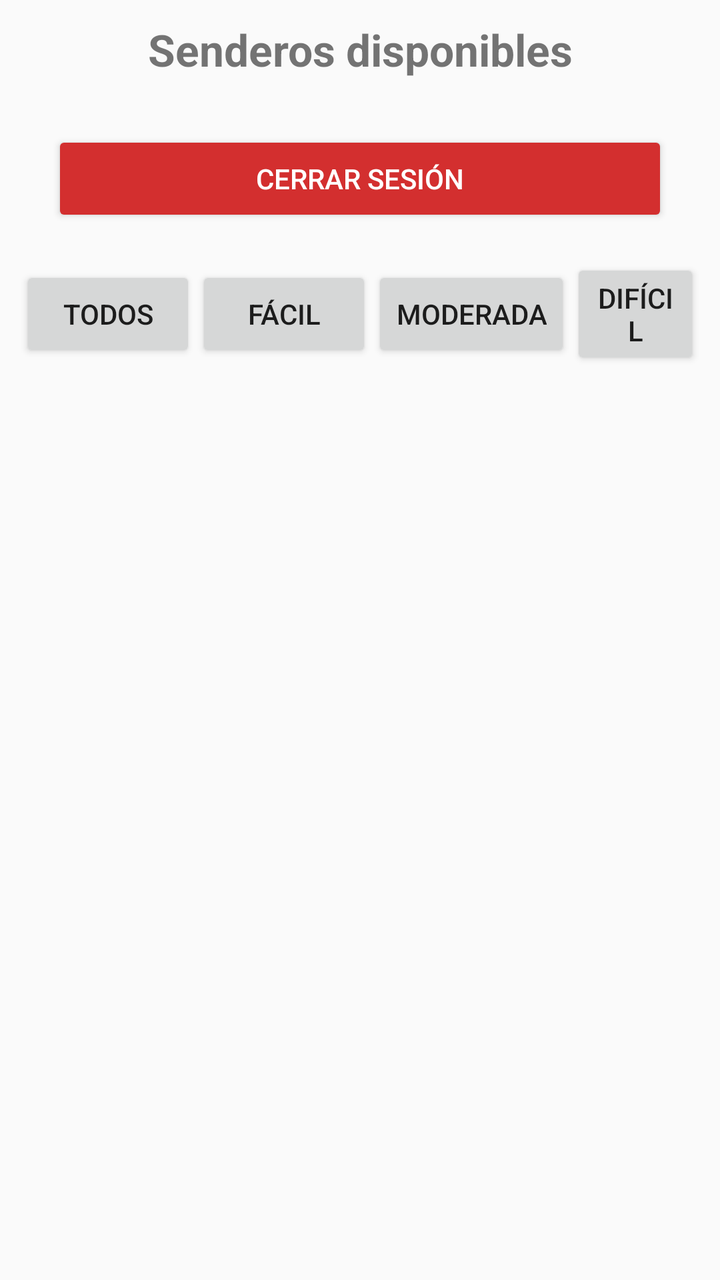
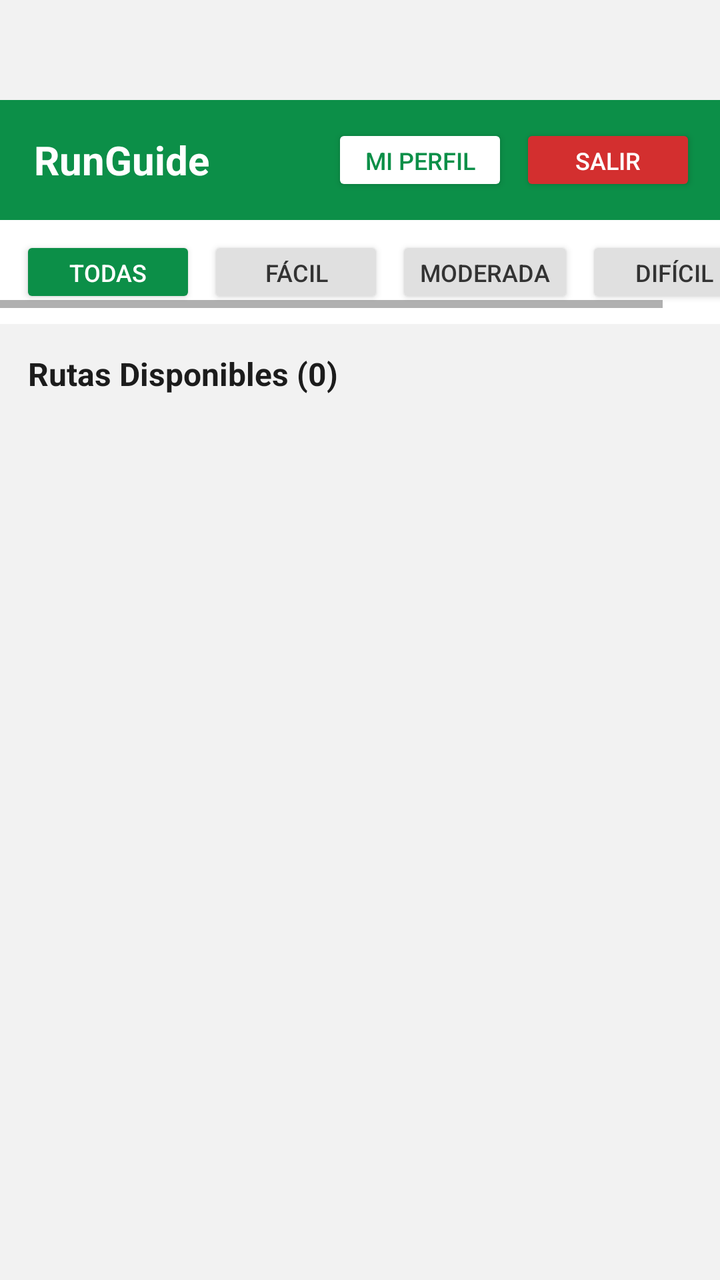

Screens rendered from an Android XML layout before and after an edit, with the pre-edit source and the edit as a unified diff.
<!-- AndroidManifest.xml: application theme Theme.AppCompat.Light.NoActionBar -->
<!-- res/layout/activity_senderos.xml -->
<?xml version="1.0" encoding="utf-8"?>
<LinearLayout xmlns:android="http://schemas.android.com/apk/res/android"
    xmlns:tools="http://schemas.android.com/tools"
    android:layout_width="match_parent"
    android:layout_height="match_parent"
    android:orientation="vertical"
    android:padding="10dp"
    tools:context=".SenderosActivity">

    <TextView
        android:layout_width="match_parent"
        android:layout_height="wrap_content"
        android:text="Senderos disponibles"
        android:textSize="22sp"
        android:textStyle="bold"
        android:paddingBottom="10dp"
        android:textAlignment="center"/>

    

    <Button
        android:id="@+id/btnLogout"
        android:layout_width="match_parent"
        android:layout_height="wrap_content"
        android:layout_margin="16dp"
        android:backgroundTint="#D32F2F"
        android:text="Cerrar sesión"
        android:textColor="#FFFFFF" />

    <LinearLayout
        android:layout_width="match_parent"
        android:layout_height="wrap_content"
        android:orientation="horizontal"
        android:gravity="center"
        android:paddingBottom="10dp">

        <Button
            android:id="@+id/btnTodos"
            android:layout_width="wrap_content"
            android:layout_height="wrap_content"
            android:text="Todos"/>

        <Button
            android:id="@+id/btnFacil"
            android:layout_width="wrap_content"
            android:layout_height="wrap_content"
            android:text="Fácil"/>

        <Button
            android:id="@+id/btnModerado"
            android:layout_width="wrap_content"
            android:layout_height="wrap_content"
            android:text="Moderada"/>

        <Button
            android:id="@+id/btnDificil"
            android:layout_width="wrap_content"
            android:layout_height="wrap_content"
            android:text="Difícil"/>

    </LinearLayout>

    <androidx.recyclerview.widget.RecyclerView
        android:id="@+id/recyclerSenderos"
        android:layout_width="match_parent"
        android:layout_height="match_parent"/>

</LinearLayout>
<!-- resources referenced by this layout -->
<resources>

</resources>

<!-- the commit's change to res/layout/activity_senderos.xml (unified diff, before → after) -->
@@ -1,68 +1,122 @@
 <?xml version="1.0" encoding="utf-8"?>
 <LinearLayout xmlns:android="http://schemas.android.com/apk/res/android"
-    xmlns:tools="http://schemas.android.com/tools"
     android:layout_width="match_parent"
     android:layout_height="match_parent"
     android:orientation="vertical"
-    android:padding="10dp"
-    tools:context=".SenderosActivity">
-
-    <TextView
-        android:layout_width="match_parent"
-        android:layout_height="wrap_content"
-        android:text="Senderos disponibles"
-        android:textSize="22sp"
-        android:textStyle="bold"
-        android:paddingBottom="10dp"
-        android:textAlignment="center"/>
+    android:background="#F2F2F2">
 
     
-
-    <Button
-        android:id="@+id/btnLogout"
-        android:layout_width="match_parent"
-        android:layout_height="wrap_content"
-        android:layout_margin="16dp"
-        android:backgroundTint="#D32F2F"
-        android:text="Cerrar sesión"
-        android:textColor="#FFFFFF" />
-
     <LinearLayout
         android:layout_width="match_parent"
         android:layout_height="wrap_content"
         android:orientation="horizontal"
-        android:gravity="center"
-        android:paddingBottom="10dp">
+        android:background="#0C8F48"
+        android:padding="12dp"
+        android:gravity="center_vertical"
+        android:layout_marginTop="50dp">
+
+        <TextView
+            android:layout_width="0dp"
+            android:layout_weight="1"
+            android:layout_height="wrap_content"
+            android:text=" RunGuide"
+            android:textSize="20sp"
+            android:textStyle="bold"
+            android:textColor="#FFFFFF" />
 
         <Button
-            android:id="@+id/btnTodos"
+            android:id="@+id/btnDashboard"
             android:layout_width="wrap_content"
-            android:layout_height="wrap_content"
-            android:text="Todos"/>
+            android:layout_height="36dp"
+            android:text="Mi perfil"
+            android:textSize="12sp"
+            android:backgroundTint="#FFFFFF"
+            android:textColor="#0C8F48"
+            android:layout_marginEnd="6dp"/>
 
         <Button
-            android:id="@+id/btnFacil"
+            android:id="@+id/btnLogout"
             android:layout_width="wrap_content"
-            android:layout_height="wrap_content"
-            android:text="Fácil"/>
-
-        <Button
-            android:id="@+id/btnModerado"
-            android:layout_width="wrap_content"
-            android:layout_height="wrap_content"
-            android:text="Moderada"/>
-
-        <Button
-            android:id="@+id/btnDificil"
-            android:layout_width="wrap_content"
-            android:layout_height="wrap_content"
-            android:text="Difícil"/>
+            android:layout_height="36dp"
+            android:text="Salir"
+            android:textSize="12sp"
+            android:backgroundTint="#D32F2F"
+            android:textColor="#FFFFFF" />
 
     </LinearLayout>
 
+    
+    <HorizontalScrollView
+        android:layout_width="match_parent"
+        android:layout_height="wrap_content"
+        android:background="#FFFFFF"
+        android:paddingTop="8dp"
+        android:paddingBottom="8dp">
+
+        <LinearLayout
+            android:layout_width="wrap_content"
+            android:layout_height="wrap_content"
+            android:orientation="horizontal"
+            android:paddingStart="10dp"
+            android:paddingEnd="10dp">
+
+            <Button
+                android:id="@+id/btnTodos"
+                android:layout_width="wrap_content"
+                android:layout_height="36dp"
+                android:text="Todas"
+                android:textSize="12sp"
+                android:backgroundTint="#0C8F48"
+                android:textColor="#FFFFFF"
+                android:layout_marginEnd="6dp"/>
+
+            <Button
+                android:id="@+id/btnFacil"
+                android:layout_width="wrap_content"
+                android:layout_height="36dp"
+                android:text="Fácil"
+                android:textSize="12sp"
+                android:backgroundTint="#E0E0E0"
+                android:textColor="#333333"
+                android:layout_marginEnd="6dp"/>
+
+            <Button
+                android:id="@+id/btnModerado"
+                android:layout_width="wrap_content"
+                android:layout_height="36dp"
+                android:text="Moderada"
+                android:textSize="12sp"
+                android:backgroundTint="#E0E0E0"
+                android:textColor="#333333"
+                android:layout_marginEnd="6dp"/>
+
+            <Button
+                android:id="@+id/btnDificil"
+                android:layout_width="wrap_content"
+                android:layout_height="36dp"
+                android:text="Difícil"
+                android:textSize="12sp"
+                android:backgroundTint="#E0E0E0"
+                android:textColor="#333333"/>
+
+        </LinearLayout>
+    </HorizontalScrollView>
+
+    
+    <TextView
+        android:id="@+id/tvContador"
+        android:layout_width="match_parent"
+        android:layout_height="wrap_content"
+        android:text="Rutas Disponibles (0)"
+        android:textSize="16sp"
+        android:textStyle="bold"
+        android:textColor="#1C1C1C"
+        android:padding="14dp" />
+
+    
     <androidx.recyclerview.widget.RecyclerView
         android:id="@+id/recyclerSenderos"
         android:layout_width="match_parent"
-        android:layout_height="match_parent"/>
+        android:layout_height="match_parent" />
 
 </LinearLayout>
